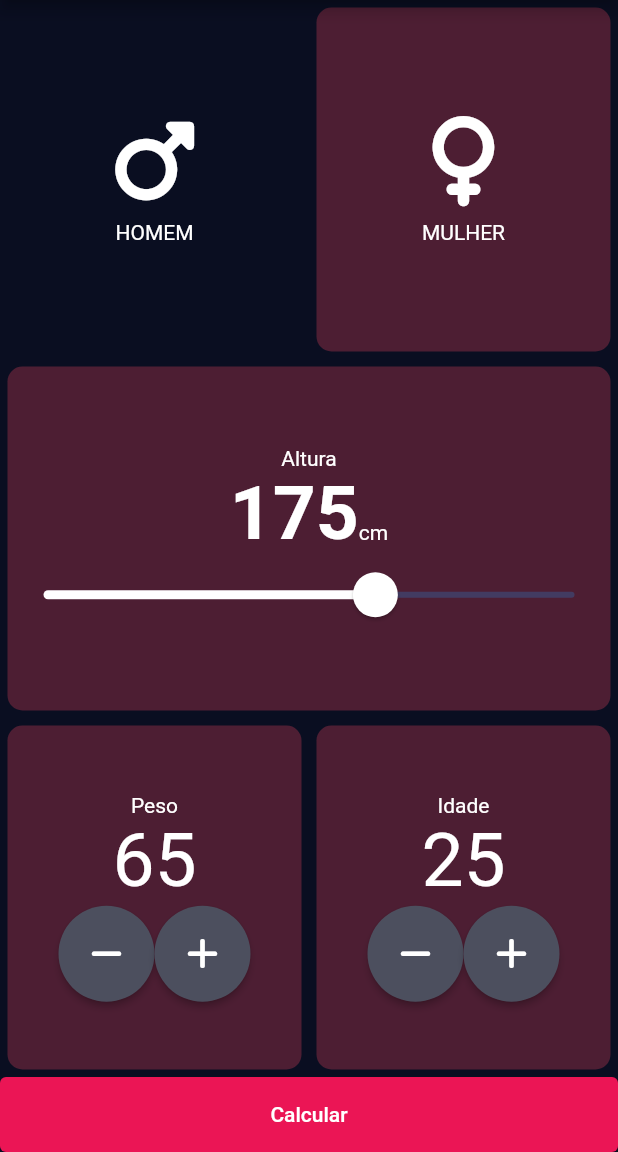
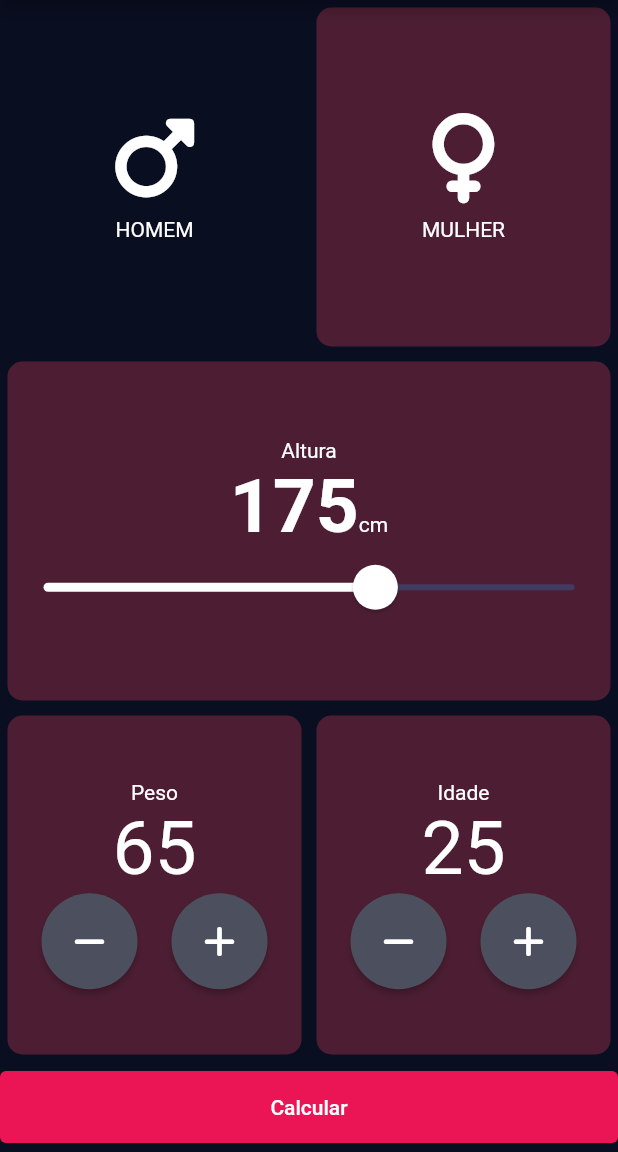
Before and after one commit to Matheus-IT/styled_calculator, a Flutter app: the screen it shows after launch, on a phone screen of 412 x 824 dp, the part 84-1236 px from its top. Run offline on Flutter 3.47's test engine with Material 2 defaults, Android fonts, the light colour scheme and no system bars; our stand-ins replace font_awesome_flutter.

Commit message:
Updated with class of 30/05/2022

```diff
--- a/lib/consts/colors.dart
+++ b/lib/consts/colors.dart
@@ -1,16 +1,17 @@
 import 'package:flutter/material.dart';
 
-const primaryColor = Color(0xff4d1e33);
-const darkColor = Color(0xff0a0e21);
-const white = Colors.white;
-const accentColor = Color(0xffeb1555);
+const kActiveCardColor = Color(0xff4d1e33);
+const kInactiveCardColor = Color(0xff0a0e21);
 
-const buttonActiveColor = Colors.white;
-const buttonColor = Color(0xff4c4f5e);
-const buttonSplashColor = Color(0xffeb1555);
-const buttonOnPrimary = white;
-const roundButtonRadius = Size.fromRadius(20.0);
+const kSliderActiveColor = Colors.white;
+const kSliderInactiveColor = Color(0xff8d8e98);
+const kSliderThumbColor = Color(0xffeb1555);
 
-const selectedColor = Color(0xff0a0e21);
-const unselectedColor = primaryColor;
-const buttonBackgroundColor = accentColor;
+const kButtonActiveColor = Colors.white;
+const kButtonColor = Color(0xff4c4f5e);
+const kButtonBackgroundColor = kSliderThumbColor;
+const kButtonOnPrimary = kSliderActiveColor;
+const kButtonAccentColor = Color(0xffeb1555);
+
+const kSelectedColor = Color(0xff0a0e21);
+const kUnselectedColor = kActiveCardColor;
--- a/lib/consts/tipography.dart
+++ /dev/null
@@ -1,3 +0,0 @@
-import 'package:flutter/material.dart';
-
-const bigFontStyle = TextStyle(fontSize: 50.0);
--- a/lib/main.dart
+++ b/lib/main.dart
@@ -14,8 +14,8 @@ class BMIApp extends StatelessWidget {
     return MaterialApp(
       title: 'IMC calculator',
       theme: ThemeData.dark().copyWith(
-        primaryColor: primaryColor,
-        scaffoldBackgroundColor: darkColor,
+        primaryColor: kActiveCardColor,
+        scaffoldBackgroundColor: kInactiveCardColor,
       ),
       home: MainScreen(),
     );
--- a/lib/screens/main_screen.dart
+++ b/lib/screens/main_screen.dart
@@ -1,7 +1,7 @@
 import 'package:flutter/material.dart';
 import 'package:font_awesome_flutter/font_awesome_flutter.dart';
 import 'package:styled_calculator/consts/colors.dart';
-import 'package:styled_calculator/consts/tipography.dart';
+import 'package:styled_calculator/consts/typography.dart';
 import 'package:styled_calculator/widgets/card_content.dart';
 import 'package:styled_calculator/widgets/round_card.dart';
 
@@ -19,6 +19,44 @@ class _MainScreenState extends State<MainScreen> {
   int height = 175;
   int weight = 65;
   int age = 25;
+
+  Map<String, String> weightAnalysis() {
+    final mh = height / 100.0;
+    final bmi = weight / (mh * mh);
+    String diagnosis;
+    String comment;
+
+    if (bmi >= 17) {
+      if (bmi >= 18.5) {
+        if (bmi >= 25.0) {
+          if (bmi >= 30.0) {
+            diagnosis = 'obeso';
+            comment =
+                'Seu peso está muito acima do normal. Procure tratamento!';
+          } else {
+            diagnosis = 'sobrepeso';
+            comment =
+                'Seu peso está ligeiramente acima do normal. Tente comer menos!';
+          }
+        } else {
+          diagnosis = 'peso normal';
+          comment = 'Parabéns! Seu peso está dentro da faixa de normalidade.';
+        }
+      } else {
+        diagnosis = 'magreza moderada';
+        comment = 'Seu peso abaixo do normal. Tente comer um pouco mais!';
+      }
+    } else {
+      diagnosis = 'magreza severa';
+      comment = 'Seu peso está muito abaixo do normal. Tente comer mais!';
+    }
+
+    return {
+      'bmi': bmi.toString(),
+      'diagnosis': diagnosis,
+      'comment': comment,
+    };
+  }
 
   @override
   Widget build(BuildContext context) {
@@ -81,7 +119,7 @@ class _MainScreenState extends State<MainScreen> {
                   mainAxisAlignment: MainAxisAlignment.center,
                   crossAxisAlignment: CrossAxisAlignment.center,
                   children: [
-                    Text('Altura'),
+                    const Text('Altura'),
                     Row(
                       mainAxisAlignment: MainAxisAlignment.center,
                       crossAxisAlignment: CrossAxisAlignment.baseline,
@@ -99,14 +137,14 @@ class _MainScreenState extends State<MainScreen> {
                     ),
                     SliderTheme(
                       data: const SliderThemeData(
-                        thumbColor: accentColor,
+                        thumbColor: kSliderThumbColor,
                         thumbShape:
                             RoundSliderThumbShape(enabledThumbRadius: 15),
                       ),
                       child: Slider(
                         min: 100.0,
                         max: 220.0,
-                        activeColor: white,
+                        activeColor: kSliderActiveColor,
                         value: height.toDouble(),
                         onChanged: (double value) {
                           debugPrint(value.toString());
@@ -129,9 +167,9 @@ class _MainScreenState extends State<MainScreen> {
                         mainAxisAlignment: MainAxisAlignment.center,
                         children: [
                           const Text('Peso'),
-                          Text(weight.toString(), style: bigFontStyle),
+                          Text(weight.toString(), style: kBigFontStyle),
                           Row(
-                            mainAxisAlignment: MainAxisAlignment.center,
+                            mainAxisAlignment: MainAxisAlignment.spaceEvenly,
                             children: [
                               RoundIconButton(
                                 icon: FontAwesomeIcons.minus,
@@ -158,9 +196,9 @@ class _MainScreenState extends State<MainScreen> {
                         mainAxisAlignment: MainAxisAlignment.center,
                         children: [
                           const Text('Idade'),
-                          Text(age.toString(), style: bigFontStyle),
+                          Text(age.toString(), style: kBigFontStyle),
                           Row(
-                            mainAxisAlignment: MainAxisAlignment.center,
+                            mainAxisAlignment: MainAxisAlignment.spaceEvenly,
                             children: [
                               RoundIconButton(
                                 icon: FontAwesomeIcons.minus,
@@ -183,15 +221,18 @@ class _MainScreenState extends State<MainScreen> {
                 ],
               ),
             ),
-            TextButton(
-              onPressed: () {},
-              child: const Text(
-                'Calcular',
-                style: TextStyle(color: buttonActiveColor),
-              ),
-              style: TextButton.styleFrom(
-                fixedSize: const Size.fromHeight(50.0),
-                backgroundColor: buttonBackgroundColor,
+            Container(
+              margin: const EdgeInsets.symmetric(vertical: 6),
+              child: TextButton(
+                onPressed: () {},
+                child: const Text(
+                  'Calcular',
+                  style: TextStyle(color: kButtonActiveColor),
+                ),
+                style: TextButton.styleFrom(
+                  padding: const EdgeInsets.all(16),
+                  backgroundColor: kButtonBackgroundColor,
+                ),
               ),
             )
           ],
--- a/lib/widgets/round_card.dart
+++ b/lib/widgets/round_card.dart
@@ -13,7 +13,7 @@ class RoundCard extends StatelessWidget {
 
   @override
   Widget build(BuildContext context) {
-    final color = selected ? selectedColor : unselectedColor;
+    final color = selected ? kSelectedColor : kUnselectedColor;
 
     return Container(
       height: double.infinity,
--- a/lib/widgets/round_icon_button.dart
+++ b/lib/widgets/round_icon_button.dart
@@ -1,5 +1,4 @@
 import 'package:flutter/material.dart';
-import 'package:font_awesome_flutter/font_awesome_flutter.dart';
 
 import '../consts/colors.dart';
 
@@ -17,13 +16,13 @@ class RoundIconButton extends StatelessWidget {
       style: ElevatedButton.styleFrom(
         shape: const CircleBorder(),
         padding: const EdgeInsets.all(20),
-        primary: buttonColor,
-        onPrimary: buttonSplashColor,
-        minimumSize: roundButtonRadius,
+        primary: kButtonColor,
+        onPrimary: kButtonColor,
+        minimumSize: const Size.fromRadius(20.0),
       ),
       child: Icon(
         icon,
-        color: white,
+        color: kSliderActiveColor,
       ),
     );
   }
```
Also changed, not shown: lib/consts/typography.dart (added, +40 -0 lines).
